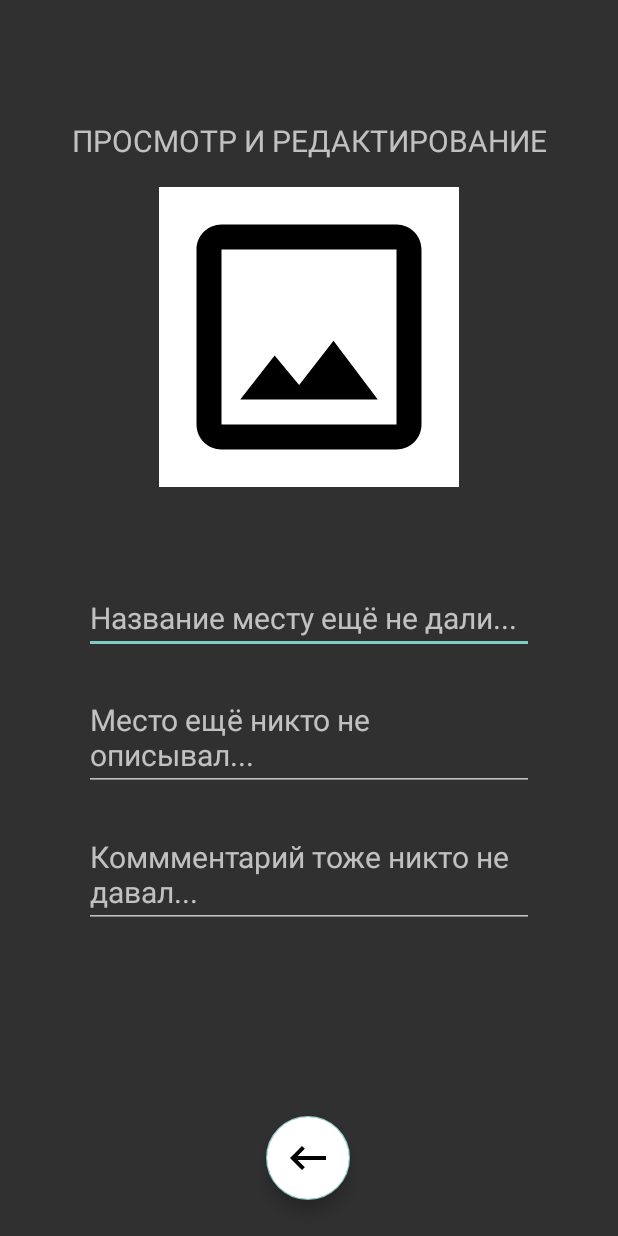
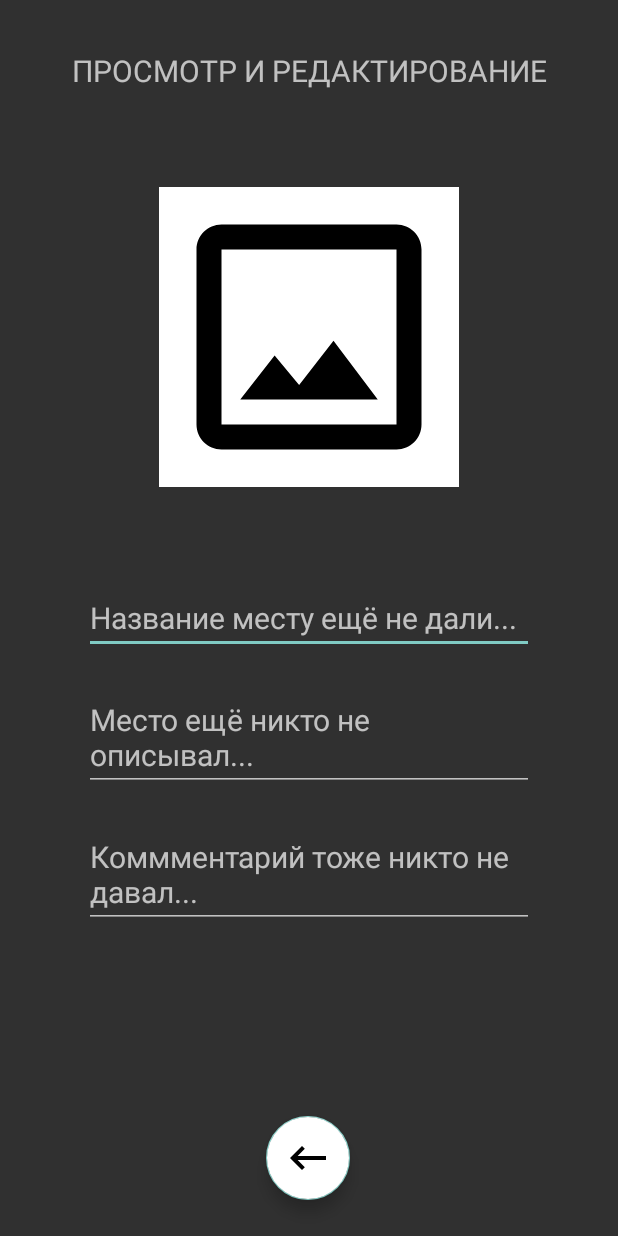
Before and after one commit to SeReRaGuy/KursMobila, an Android app: the layout fragment_edit_tag.xml on its own in the app's theme, with its tools: preview values and no code run, on a phone screen of 412 x 824 dp. Run offline under Robolectric (Android 15) with nearby library versions, the phone set to English and light mode, and no system bars.

Commit message:
Текст всерху теперь

```diff
--- a/app/src/main/res/layout/fragment_edit_tag.xml
+++ b/app/src/main/res/layout/fragment_edit_tag.xml
@@ -18,7 +18,7 @@
             app:layout_constraintEnd_toEndOf="parent"
             app:layout_constraintStart_toStartOf="parent"
             app:layout_constraintTop_toTopOf="parent"
-            app:layout_constraintVertical_bias="0.1" />
+            app:layout_constraintVertical_bias="0.042" />
 
         <ImageView
             android:id="@+id/tagImage"
```
